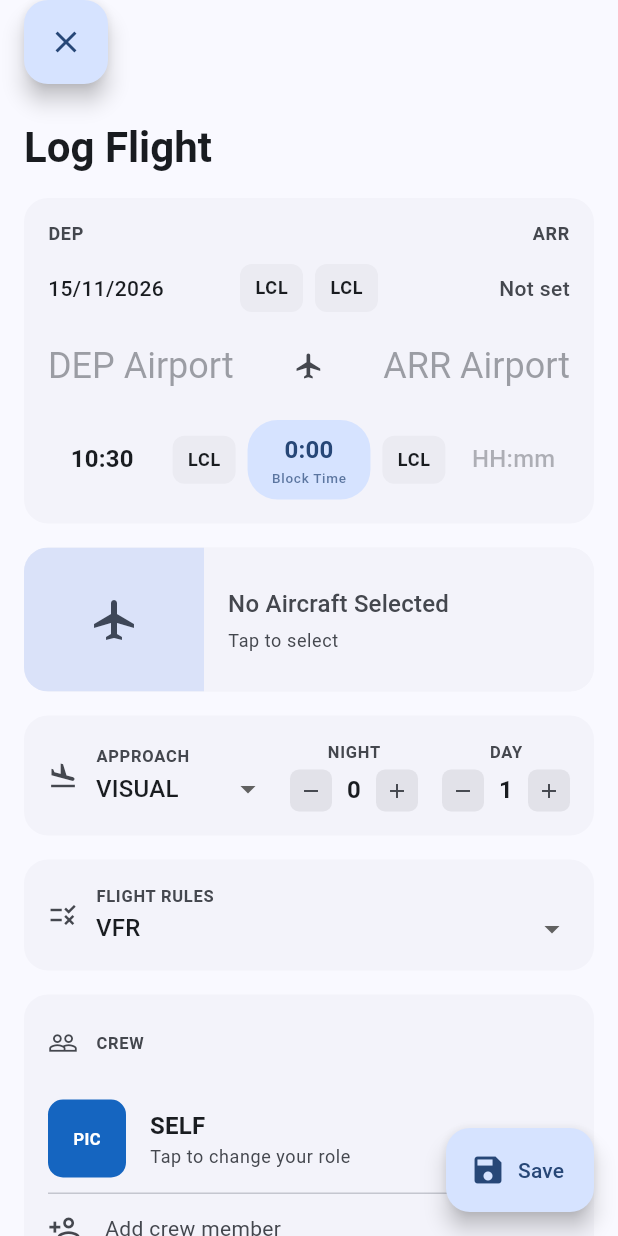
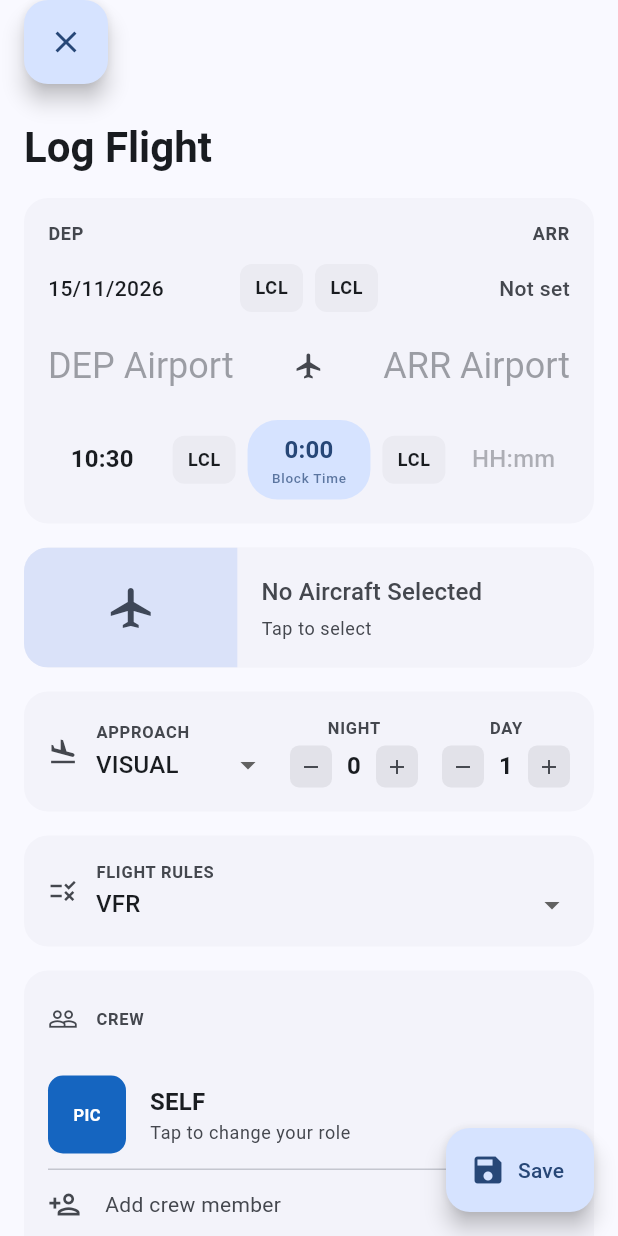
Before and after one commit to winstriker/Zenith, a Flutter app: the FlightFormPage screen opened directly, on a phone screen of 412 x 824 dp. Run offline on Flutter 3.47's test engine with Material 3 defaults, Android fonts, the phone set to English and light mode, and no system bars; our stand-ins replace app_links, drift, drift_flutter, fl_chart, flutter_map, flutter_native_html_to_pdf and 9 more; missing offline and left inert: country_flags, flutter_map_vector_tiles, lat_lng_to_timezone; accounts and stored records are empty; generated files the repository leaves out were written again; network calls fail; project files that could hold a hidden picture were left out.

Commit message:
feat(aircraft): Display 16:9 thumbnails in aircrafts card, and attributions on every photo

```diff
--- a/lib/pages/aircraft_form_page.dart
+++ b/lib/pages/aircraft_form_page.dart
@@ -485,8 +485,8 @@ class _AircraftFormPageState extends ConsumerState<AircraftFormPage> {
         body: ListView(
           padding: EdgeInsets.zero,
           children: [
-            SizedBox(
-              height: 280,
+            AspectRatio(
+              aspectRatio: aircraftPhotoAspectRatio,
               child: Stack(
                 fit: StackFit.expand,
                 children: [
--- a/lib/widgets/aircraft_card.dart
+++ b/lib/widgets/aircraft_card.dart
@@ -2,10 +2,8 @@ import 'package:flutter/material.dart';
 
 import '../core/spacing.dart';
 import '../services/database.dart';
-import 'aircraft_class_chips.dart';
 import 'aircraft_photo_view.dart';
 import 'base_card.dart';
-import 'info_chip.dart';
 
 class AircraftCard extends StatelessWidget {
   const AircraftCard({
@@ -33,7 +31,11 @@ class AircraftCard extends StatelessWidget {
       color: colorScheme.onSecondaryContainer,
     );
 
-    const imageWidth = 120.0;
+    // 16:9 at the height of a card with two lines of text, the shape of
+    // JetPhotos thumbnails, so they are shown whole.
+    const minHeight = 80.0;
+    final photo = aircraft?.photo;
+    const imageWidth = minHeight * 16 / 9;
 
     final card = BaseCard(
       onTap: onTap,
@@ -52,18 +54,36 @@ class AircraftCard extends StatelessWidget {
             child: ColoredBox(
               color: colorScheme.secondaryContainer,
               // The photo replaces the icon when the aircraft has one. Its
-              // photographer and link are shown on the aircraft's page.
-              child: aircraft?.photo == null
+              // link is on the aircraft's page.
+              child: photo == null
                   ? icon
-                  : AircraftPhotoView(
-                      photo: aircraft!.photo,
-                      thumbnail: true,
-                      placeholder: Center(child: icon),
+                  : Stack(
+                      fit: StackFit.expand,
+                      children: [
+                        AircraftPhotoView(
+                          photo: photo,
+                          thumbnail: true,
+                          placeholder: Center(child: icon),
+                        ),
+                        if (photo.isOnline)
+                          Positioned(
+                            left: 2,
+                            right: 2,
+                            bottom: 2,
+                            child: Align(
+                              alignment: Alignment.bottomRight,
+                              child: AircraftPhotoCredit(
+                                photo: photo,
+                                small: true,
+                              ),
+                            ),
+                          ),
+                      ],
                     ),
             ),
           ),
           ConstrainedBox(
-            constraints: const BoxConstraints(minHeight: 96),
+            constraints: const BoxConstraints(minHeight: minHeight),
             child: Padding(
               padding: const EdgeInsets.fromLTRB(imageWidth + 16, 16, 16, 16),
               child: _content(context),
@@ -80,13 +100,13 @@ class AircraftCard extends StatelessWidget {
   Widget _content(BuildContext context) {
     final theme = Theme.of(context);
     final colorScheme = theme.colorScheme;
-    const chipPadding = EdgeInsets.symmetric(horizontal: 8, vertical: 2);
     return Row(
       children: [
         Expanded(
           child: aircraft == null
               ? Column(
                   crossAxisAlignment: CrossAxisAlignment.start,
+                  mainAxisSize: MainAxisSize.min,
                   children: [
                     Text(
                       'No Aircraft Selected',
@@ -105,6 +125,7 @@ class AircraftCard extends StatelessWidget {
                 )
               : Column(
                   crossAxisAlignment: CrossAxisAlignment.start,
+                  mainAxisSize: MainAxisSize.min,
                   children: [
                     Text(
                       aircraft!.tailNumber,
@@ -113,66 +134,15 @@ class AircraftCard extends StatelessWidget {
                       ),
                     ),
                     Text(
-                      "${aircraft!.manufacturer} ${aircraft!.modelFullName}",
+                      showStats
+                          ? _stats(aircraft!)
+                          : "${aircraft!.manufacturer} ${aircraft!.modelFullName}",
+                      maxLines: 1,
                       overflow: TextOverflow.ellipsis,
                       style: theme.textTheme.bodySmall?.copyWith(
                         color: theme.colorScheme.onSurfaceVariant,
                       ),
                     ),
-
-                    const SizedBox(height: 3),
-
-                    if (showStats && aircraft is AircraftWithStats) ...[
-                      Row(
-                        children: [
-                          InfoChip(
-                            padding: const EdgeInsets.symmetric(
-                              horizontal: 8,
-                              vertical: 2,
-                            ),
-                            label:
-                                '${(aircraft as AircraftWithStats).flightCount} flights',
-                            icon: Icons.flight,
-                            backgroundColor:
-                                theme.colorScheme.surfaceContainerHighest,
-                            textColor: theme.colorScheme.onSurfaceVariant,
-                          ),
-                          if ((aircraft as AircraftWithStats).totalFlightTime !=
-                              null) ...[
-                            const SizedBox(width: 8),
-                            InfoChip(
-                              padding: const EdgeInsets.symmetric(
-                                horizontal: 8,
-                                vertical: 2,
-                              ),
-                              label:
-                                  '${((aircraft as AircraftWithStats).totalFlightTime! / 60).toStringAsFixed(1)}h',
-                              icon: Icons.schedule,
-                              backgroundColor:
-                                  theme.colorScheme.surfaceContainerHighest,
-                              textColor: theme.colorScheme.onSurfaceVariant,
-                            ),
-                          ],
-                        ],
-                      ),
-                    ] else ...[
-                      Wrap(
-                        spacing: 4,
-                        runSpacing: 4,
-                        children: [
-                          ...aircraftClassChips(
-                            context,
-                            aircraftClass: aircraft!.aircraftClass,
-                            typeRating: aircraft!.typeRating,
-                            description: aircraft!.description,
-                            engineCount: aircraft!.engineCount,
-                            engineType: aircraft!.engineType,
-                            compact: true,
-                            padding: chipPadding,
-                          ),
-                        ],
-                      ),
-                    ],
                   ],
                 ),
         ),
@@ -196,4 +166,14 @@ class AircraftCard extends StatelessWidget {
       ],
     );
   }
+
+  /// Hours and flights with the aircraft on one line, e.g. "2100.2 hrs / 10
+  /// flights".
+  static String _stats(AircraftWithStats aircraft) {
+    final count = aircraft.flightCount;
+    final flights = '$count ${count == 1 ? 'flight' : 'flights'}';
+    final minutes = aircraft.totalFlightTime;
+    if (minutes == null) return flights;
+    return '${(minutes / 60).toStringAsFixed(1)} hrs / $flights';
+  }
 }
--- a/lib/widgets/aircraft_class_chips.dart
+++ b/lib/widgets/aircraft_class_chips.dart
@@ -43,7 +43,7 @@ List<Widget> aircraftClassChips(
         backgroundColor: cs.secondaryContainer,
         textColor: cs.onSecondaryContainer,
       ),
-    if (showEngines)
+    if (showEngines && !compact)
       InfoChip(
         padding: padding,
         label: '${engineCount}x ${engineType.name.capitalize()}',
```
Also changed, not shown: lib/pages/aircraft_detail_page.dart (+18 -13 lines), lib/widgets/aircraft_photo_view.dart (+26 -8 lines).
